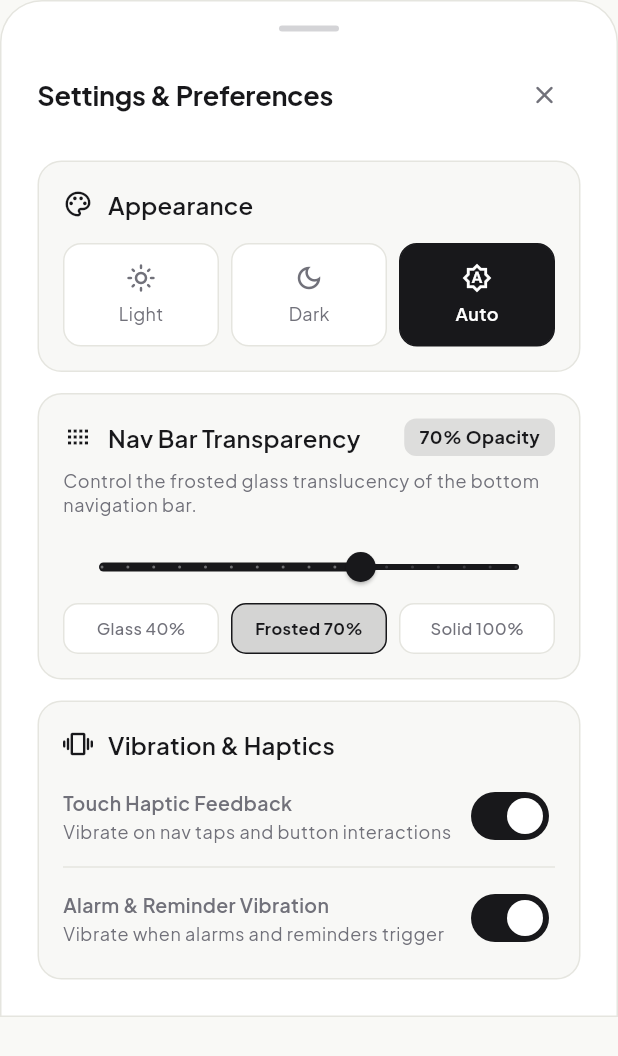
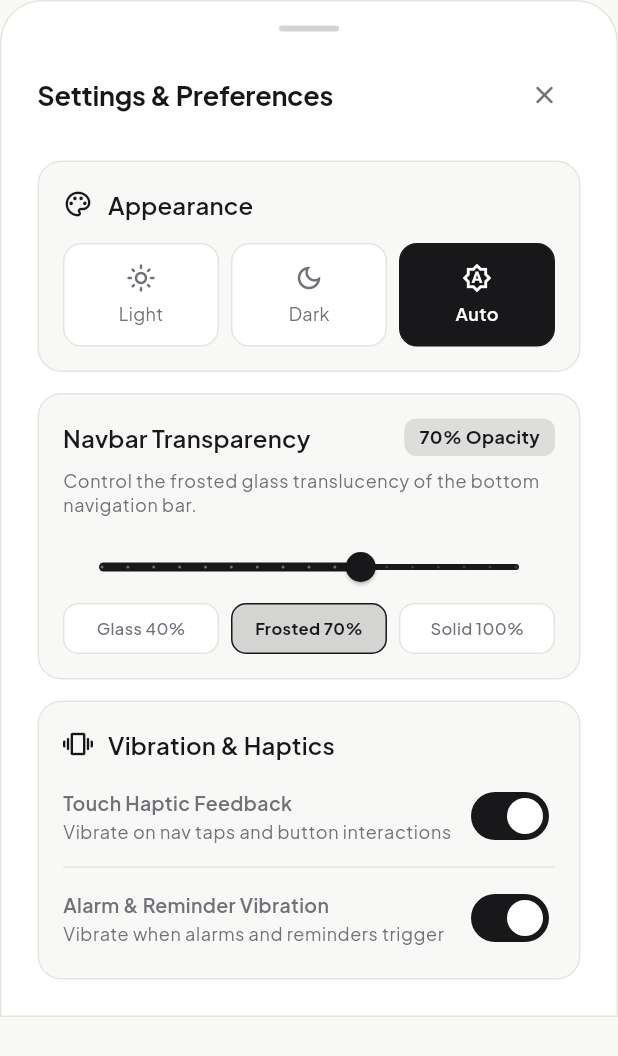
Before and after one commit to Syber-Tek/orbit, a Flutter app: the _SettingsSheet widget shown alone on an empty page, opened directly, on a phone screen of 412 x 824 dp. Shown: the top 1056 px of the screen. Run offline on Flutter 3.47's test engine with Material 3 defaults, Android fonts, the light colour scheme and no system bars; our stand-ins replace flutter_local_notifications, flutter_riverpod, flutter_timezone, shared_preferences, timezone; missing offline and left inert: iconly_plus; accounts and stored records are empty; statements that could not run were skipped.

```diff
--- a/lib/screens/main_screen.dart
+++ b/lib/screens/main_screen.dart
@@ -348,14 +348,14 @@ class _SettingsSheet extends ConsumerWidget {
                       children: [
                         Row(
                           children: [
-                            Icon(
-                              Icons.view_compact_rounded,
-                              size: 20,
-                              color: theme.colorScheme.onSurface,
-                            ),
-                            const SizedBox(width: 10),
+                            // Icon(
+                            //   Icons.view_compact_rounded,
+                            //   size: 20,
+                            //   color: theme.colorScheme.onSurface,
+                            // ),
+                            // const SizedBox(width: 10),
                             Text(
-                              'Nav Bar Transparency',
+                              'Navbar Transparency',
                               style: theme.textTheme.titleMedium?.copyWith(
                                 fontWeight: FontWeight.w600,
                               ),
```
Also changed, not shown: lib/main.dart (+18 -0 lines), lib/utils/app_theme.dart (+17 -0 lines), 1 other file.
